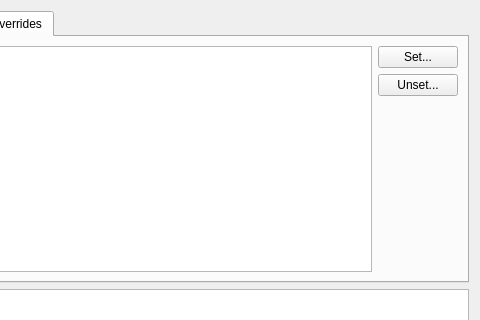
Old version of the form Source/UI/RustInstaller.ui in the repository krre/afterglow; both pictures show x 332 to 812 and y 0 to 320 of the 812 by 600 pixel window.
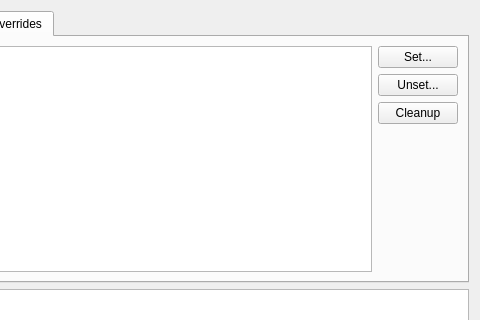
New version of the form. The open tabs and pages were chosen to show the change.

Commit message: Add Cleanup button to Overrides tab of Rust Installer window

```diff
--- a/Source/UI/RustInstaller.ui
+++ b/Source/UI/RustInstaller.ui
@@ -301,6 +301,13 @@
            </property>
           </widget>
          </item>
+         <item>
+          <widget class="QPushButton" name="pushButtonCleanupOverride">
+           <property name="text">
+            <string>Cleanup</string>
+           </property>
+          </widget>
+         </item>
          <item>
           <spacer name="verticalSpacer_5">
            <property name="orientation">
```
The commit also changes 2 other files.
